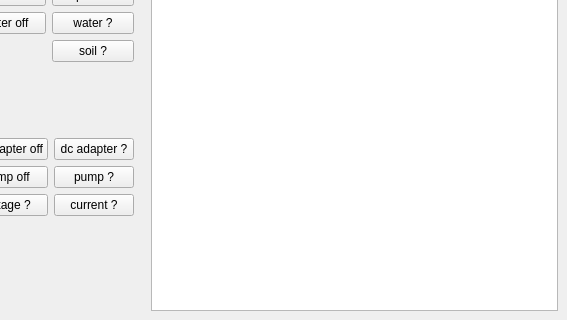
Above: C++/SimpleControl/MainWindow.ui from yurrrets/borjomi before the change; both pictures show x 143 to 710 and y 202 to 522 of the 710 by 522 pixel window. Below: the same form after it.
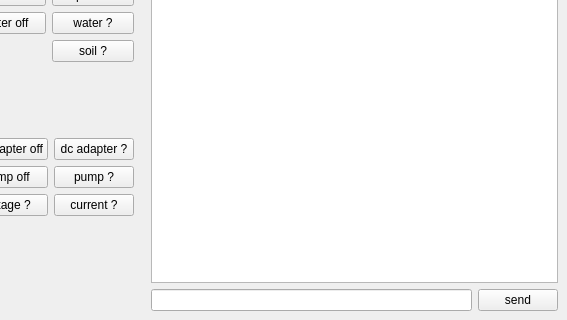
That is the form after the change.

Commit message: SimpleControl C++: listen to open serial port; improve UI

Diff of the .ui file:
```diff
--- a/C++/SimpleControl/MainWindow.ui
+++ b/C++/SimpleControl/MainWindow.ui
@@ -387,6 +387,34 @@
        <item>
         <widget class="QTextEdit" name="txtLog"/>
        </item>
+       <item>
+        <widget class="QWidget" name="widget_3" native="true">
+         <layout class="QHBoxLayout" name="horizontalLayout_3">
+          <property name="leftMargin">
+           <number>0</number>
+          </property>
+          <property name="topMargin">
+           <number>0</number>
+          </property>
+          <property name="rightMargin">
+           <number>0</number>
+          </property>
+          <property name="bottomMargin">
+           <number>0</number>
+          </property>
+          <item>
+           <widget class="QLineEdit" name="txtCustomCmd"/>
+          </item>
+          <item>
+           <widget class="QPushButton" name="pbSendCustomCmd">
+            <property name="text">
+             <string>send</string>
+            </property>
+           </widget>
+          </item>
+         </layout>
+        </widget>
+       </item>
       </layout>
      </widget>
     </item>
```
The commit also changes 2 other files.
